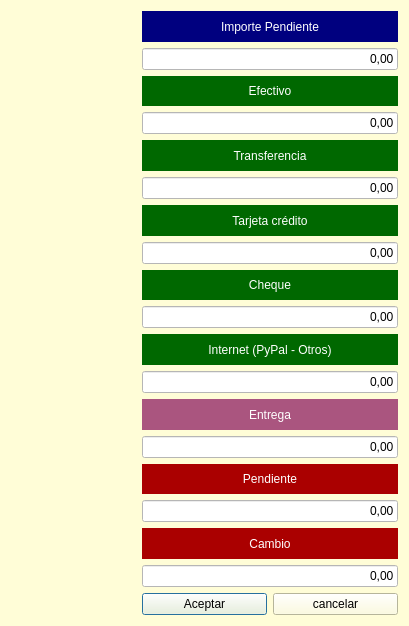
Before: the Qt Designer form Zona_Ventas/frmgestioncobros2.ui in arcnexus/RedFoX, drawn with Qt 5.
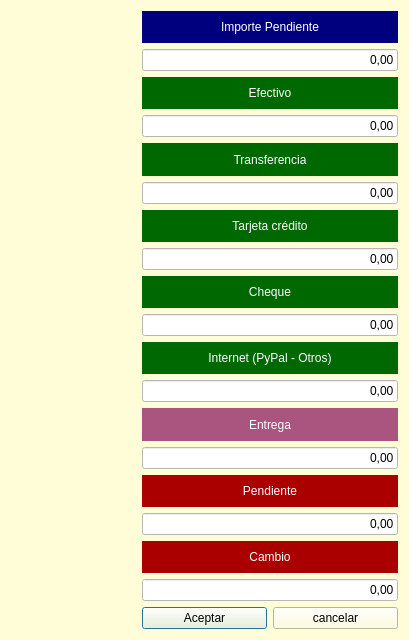
After: the same form once the commit is applied. Icons and pictures are not drawn.

```diff
--- a/Zona_Ventas/frmgestioncobros2.ui
+++ b/Zona_Ventas/frmgestioncobros2.ui
@@ -7,7 +7,7 @@
     <x>0</x>
     <y>0</y>
     <width>409</width>
-    <height>626</height>
+    <height>640</height>
    </rect>
   </property>
   <property name="windowTitle">
```
Left out of the diff: 2 changed lines with no effect on the pictures.
